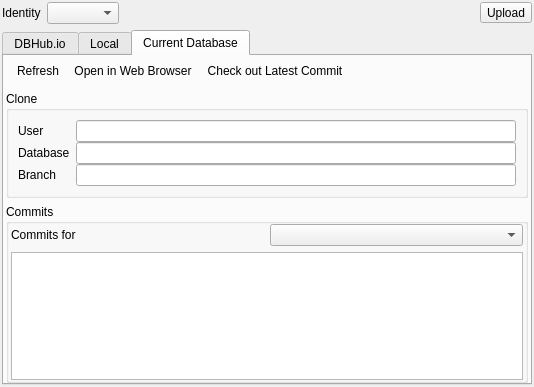
Qt form src/RemoteDock.ui (sqlitebrowser/sqlitebrowser) before a commit.
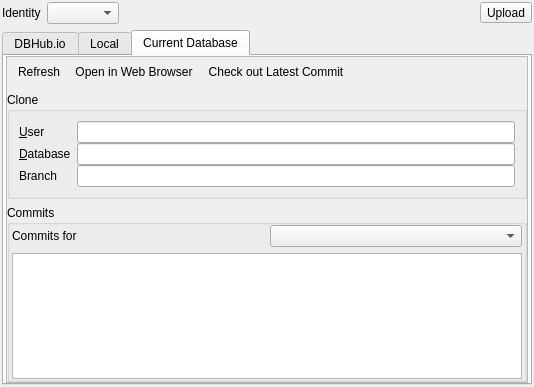
The same form after that commit. The open tabs and pages were chosen to show the change. Icons and pictures are not drawn.

Patch:
```diff
--- a/src/RemoteDock.ui
+++ b/src/RemoteDock.ui
@@ -186,6 +186,33 @@
             <number>0</number>
            </property>
            <item>
+            <widget class="QScrollArea" name="scrollArea">
+             <property name="widgetResizable">
+              <bool>true</bool>
+             </property>
+             <widget class="QWidget" name="scrollAreaWidgetContents">
+              <property name="geometry">
+               <rect>
+                <x>0</x>
+                <y>0</y>
+                <width>520</width>
+                <height>321</height>
+               </rect>
+              </property>
+              <layout class="QVBoxLayout" name="verticalLayout_8">
+               <property name="leftMargin">
+                <number>0</number>
+               </property>
+               <property name="topMargin">
+                <number>0</number>
+               </property>
+               <property name="rightMargin">
+                <number>0</number>
+               </property>
+               <property name="bottomMargin">
+                <number>0</number>
+               </property>
+               <item>
             <widget class="QToolBar" name="toolBar">
              <property name="movable">
               <bool>false</bool>
@@ -210,7 +237,7 @@
               <item row="0" column="0">
                <widget class="QLabel" name="label">
                 <property name="text">
-                 <string>User</string>
+                     <string>&amp;User</string>
                 </property>
                 <property name="buddy">
                  <cstring>editDatabaseUser</cstring>
@@ -227,7 +254,7 @@
               <item row="1" column="0">
                <widget class="QLabel" name="label_4">
                 <property name="text">
-                 <string>Database</string>
+                     <string>&amp;Database</string>
                 </property>
                 <property name="buddy">
                  <cstring>editDatabaseFile</cstring>
@@ -301,6 +328,10 @@
                </widget>
               </item>
              </layout>
+                </widget>
+               </item>
+              </layout>
+             </widget>
             </widget>
            </item>
           </layout>
```
Lines whose indentation alone changed are shown as unchanged.
